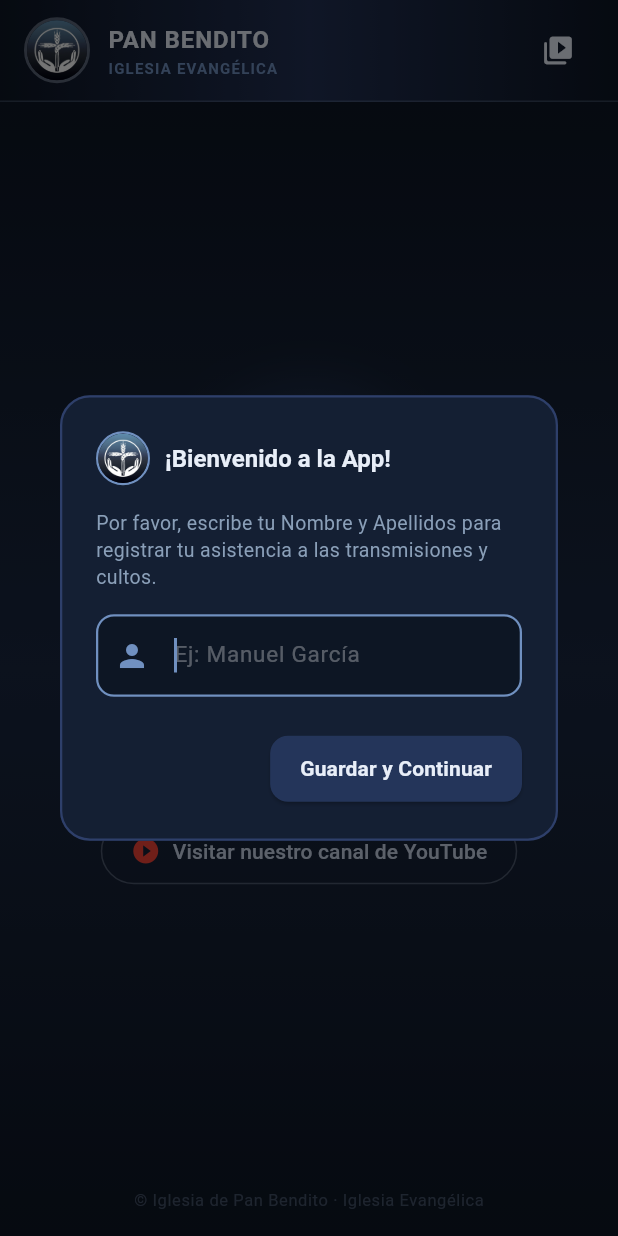
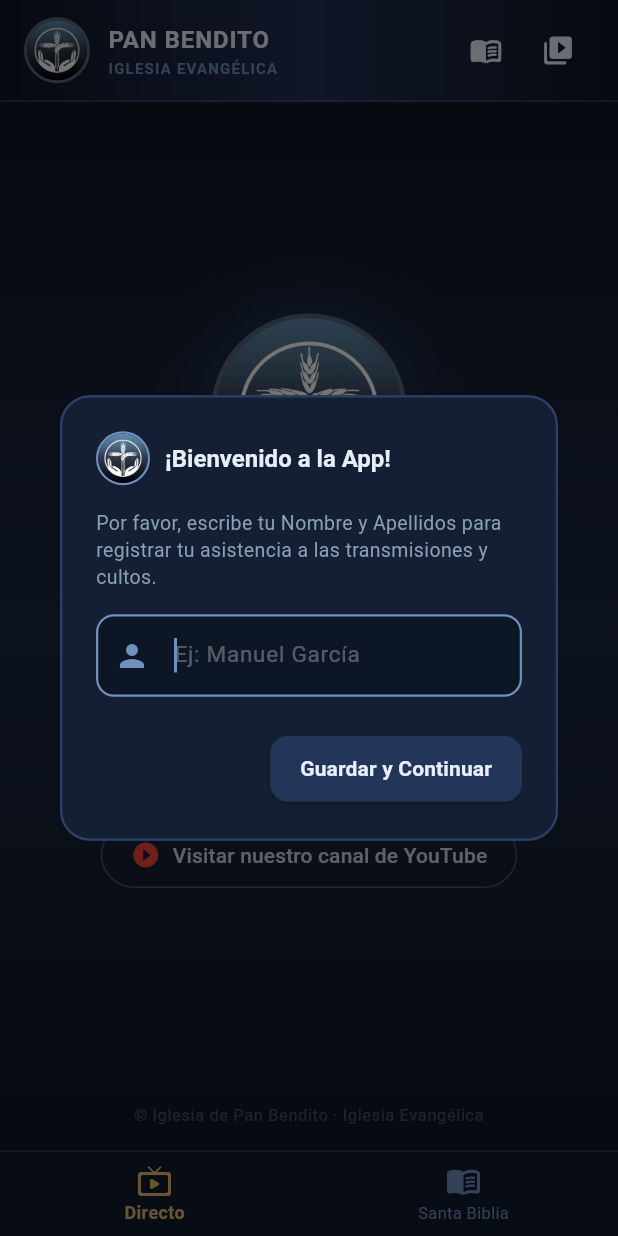
Before and after one commit to manasesmg2000/live-stream-site, a Flutter app: the screen it shows after launch, on a phone screen of 412 x 824 dp. Run offline on Flutter 3.47's test engine with Material 3 defaults, Android fonts, the phone set to English and light mode, and no system bars; our stand-ins replace webview_flutter; network calls fail; Roboto replaces fonts that are missing (Segoe UI).

Commit message:
feat: ventana Santa Biblia con versiones RV1960 y NTV y modo paralelo

```diff
--- a/pan_bendito_app/lib/screens/home_screen.dart
+++ b/pan_bendito_app/lib/screens/home_screen.dart
@@ -6,6 +6,7 @@ import '../services/native_bridge.dart';
 import '../services/presence_service.dart';
 import '../widgets/stream_player.dart';
 import '../widgets/offline_view.dart';
+import 'bible_screen.dart';
 
 class HomeScreen extends StatefulWidget {
   final StreamService streamService;
@@ -19,6 +20,7 @@ class HomeScreen extends StatefulWidget {
 class _HomeScreenState extends State<HomeScreen> with WidgetsBindingObserver {
   String? _userName;
   bool _showingPreviousVideo = false;
+  int _selectedNavIndex = 0; // 0: Directo, 1: Santa Biblia
 
   @override
   void initState() {
@@ -266,7 +268,7 @@ class _HomeScreenState extends State<HomeScreen> with WidgetsBindingObserver {
                     ],
                   ),
 
-                  // Lado derecho: Badge Directo + Botón Canal
+                  // Lado derecho: Badge Directo + Botón Biblia + Botón Canal
                   StreamBuilder<StreamState>(
                     stream: widget.streamService.stateStream,
                     initialData: widget.streamService.currentState,
@@ -292,8 +294,23 @@ class _HomeScreenState extends State<HomeScreen> with WidgetsBindingObserver {
                                 ),
                               ),
                             ),
-                            const SizedBox(width: 8),
+                            const SizedBox(width: 6),
                           ],
+                          IconButton(
+                            icon: Icon(
+                              Icons.menu_book_rounded,
+                              color: _selectedNavIndex == 1
+                                  ? const Color(0xFFE0B96B)
+                                  : const Color(0xFFE8EEF8),
+                              size: 22,
+                            ),
+                            tooltip: 'Santa Biblia (RV1960 y NTV)',
+                            onPressed: () {
+                              setState(() {
+                                _selectedNavIndex = 1;
+                              });
+                            },
+                          ),
                           IconButton(
                             icon: const Icon(Icons.video_library_rounded,
                                 color: Color(0xFFE8EEF8), size: 22),
@@ -310,7 +327,52 @@ class _HomeScreenState extends State<HomeScreen> with WidgetsBindingObserver {
           ),
         ),
       ),
-      body: RefreshIndicator(
+      body: IndexedStack(
+        index: _selectedNavIndex,
+        children: [
+          _buildStreamTab(),
+          const BibleScreen(),
+        ],
+      ),
+      bottomNavigationBar: Container(
+        decoration: const BoxDecoration(
+          color: Color(0xFF111B2B),
+          border: Border(
+            top: BorderSide(color: Color(0x30A0B9DC), width: 1),
+          ),
+        ),
+        child: BottomNavigationBar(
+          currentIndex: _selectedNavIndex,
+          onTap: (index) {
+            setState(() {
+              _selectedNavIndex = index;
+            });
+          },
+          backgroundColor: Colors.transparent,
+          elevation: 0,
+          selectedItemColor: const Color(0xFFE0B96B),
+          unselectedItemColor: const Color(0xFF7090C0),
+          selectedLabelStyle: const TextStyle(fontWeight: FontWeight.bold, fontSize: 12),
+          unselectedLabelStyle: const TextStyle(fontSize: 11),
+          items: const [
+            BottomNavigationBarItem(
+              icon: Icon(Icons.live_tv_rounded),
+              activeIcon: Icon(Icons.live_tv_rounded, color: Color(0xFFE0B96B)),
+              label: 'Directo',
+            ),
+            BottomNavigationBarItem(
+              icon: Icon(Icons.menu_book_rounded),
+              activeIcon: Icon(Icons.menu_book_rounded, color: Color(0xFFE0B96B)),
+              label: 'Santa Biblia',
+            ),
+          ],
+        ),
+      ),
+    );
+  }
+
+  Widget _buildStreamTab() {
+    return RefreshIndicator(
       color: const Color(0xFF7090C0),
       backgroundColor: const Color(0xFF141F33),
       onRefresh: () => widget.streamService.fetchState(),
@@ -385,6 +447,11 @@ class _HomeScreenState extends State<HomeScreen> with WidgetsBindingObserver {
                                   _openChannel();
                                 }
                               },
+                              onOpenBible: () {
+                                setState(() {
+                                  _selectedNavIndex = 1;
+                                });
+                              },
                             ),
                     ),
                   ),
@@ -407,7 +474,6 @@ class _HomeScreenState extends State<HomeScreen> with WidgetsBindingObserver {
           },
         ),
       ),
-      ),
     );
   }
 }
```
Lines whose indentation alone changed are shown as unchanged.
